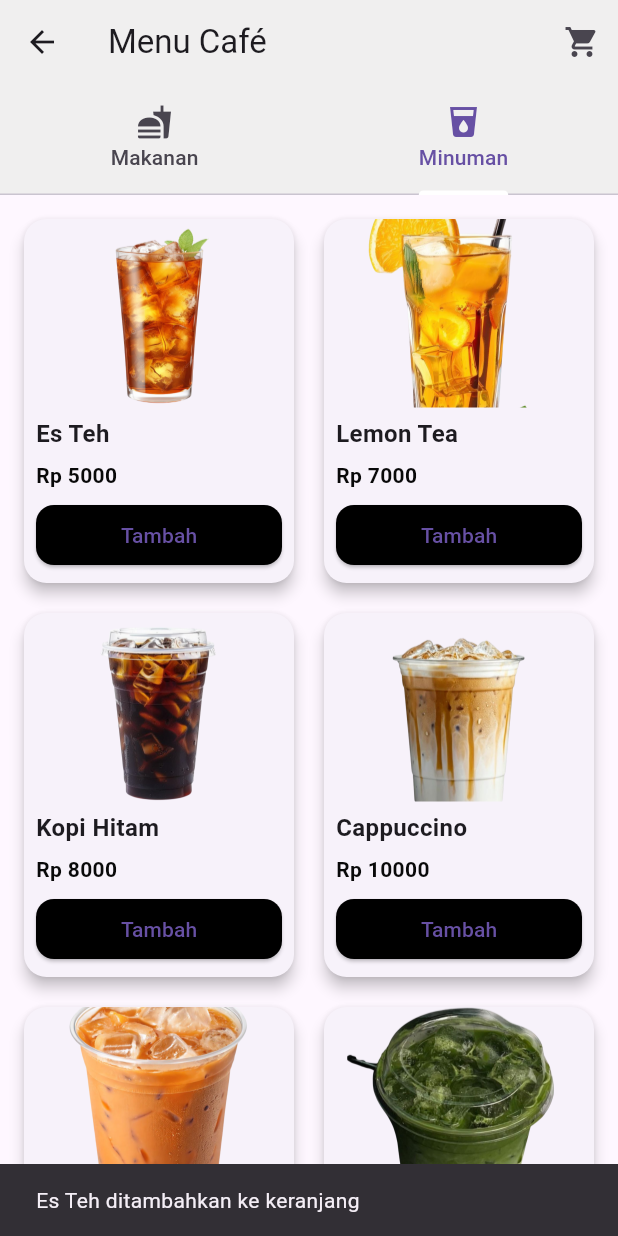
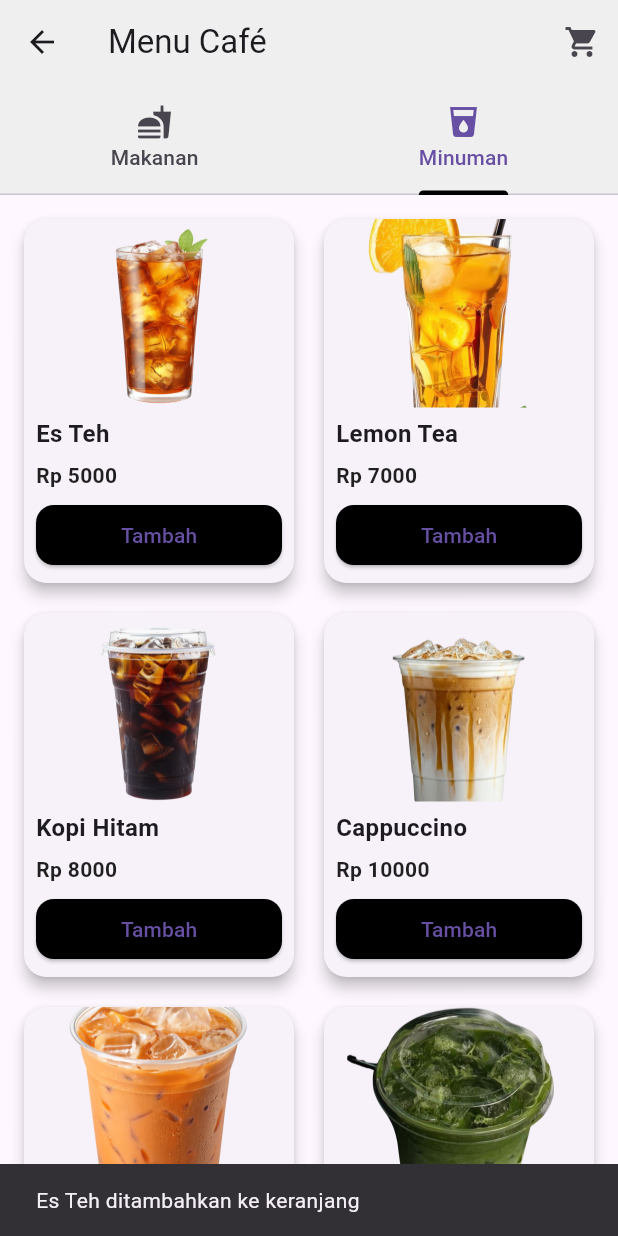
Before and after one commit to feliciaandaraaa/project.flutter, a Flutter app: the MenuPage screen opened directly, tab 2 chosen, after a tap on "Tambah", on a phone screen of 412 x 824 dp. Run offline on Flutter 3.47's test engine with Material 3 defaults, Android fonts, the phone set to English and light mode, and no system bars.

Commit message:
first commit

```diff
--- a/lib/main.dart
+++ b/lib/main.dart
@@ -1,5 +1,5 @@
 import 'package:flutter/material.dart';
-import 'splash_screen.dart';
+import 'pages/splash_screen.dart';
 
 void main() {
   runApp(const MyApp());
--- a/lib/menu_page.dart
+++ /dev/null
@@ -1,161 +0,0 @@
-import 'package:flutter/material.dart';
-import 'models/menu_item.dart';
-import 'cart_page.dart';
-
-// Global keranjang
-List<MenuItem> cart = [];
-
-class MenuPage extends StatelessWidget {
-  const MenuPage({super.key});
-
-  @override
-  Widget build(BuildContext context) {
-    return DefaultTabController(
-      length: 2, // ada 2 tab (Makanan & Minuman)
-      child: Scaffold(
-        appBar: AppBar(
-          title: const Text("Menu Café"),
-          backgroundColor: const Color.fromARGB(255, 240, 239, 239),
-          actions: [
-            IconButton(
-              icon: const Icon(Icons.shopping_cart),
-              onPressed: () => Navigator.push(
-                context,
-                MaterialPageRoute(builder: (_) => const CartPage()),
-              ),
-            ),
-          ],
-          bottom: const TabBar(
-            indicatorColor: Colors.white,
-            tabs: [
-              Tab(text: "Makanan", icon: Icon(Icons.fastfood)),
-              Tab(text: "Minuman", icon: Icon(Icons.local_drink)),
-            ],
-          ),
-        ),
-        body: const TabBarView(
-          children: [
-            FoodTab(),
-            DrinkTab(),
-          ],
-        ),
-      ),
-    );
-  }
-}
-
-class FoodTab extends StatelessWidget {
-  const FoodTab({super.key});
-
-  @override
-  Widget build(BuildContext context) {
-    var foodItems = menuItems.where((item) => item is Food).toList();
-
-    return GridView.builder(
-      padding: const EdgeInsets.all(12),
-      gridDelegate: const SliverGridDelegateWithFixedCrossAxisCount(
-        crossAxisCount: 2, // 2 kolom
-        crossAxisSpacing: 12,
-        mainAxisSpacing: 12,
-        childAspectRatio: 0.75,
-      ),
-      itemCount: foodItems.length,
-      itemBuilder: (context, index) {
-        var item = foodItems[index];
-        return _buildMenuCard(context, item);
-      },
-    );
-  }
-}
-
-class DrinkTab extends StatelessWidget {
-  const DrinkTab({super.key});
-
-  @override
-  Widget build(BuildContext context) {
-    var drinkItems = menuItems.where((item) => item is Drink).toList();
-
-    return GridView.builder(
-      padding: const EdgeInsets.all(12),
-      gridDelegate: const SliverGridDelegateWithFixedCrossAxisCount(
-        crossAxisCount: 2,
-        crossAxisSpacing: 12,
-        mainAxisSpacing: 12,
-        childAspectRatio: 0.75,
-      ),
-      itemCount: drinkItems.length,
-      itemBuilder: (context, index) {
-        var item = drinkItems[index];
-        return _buildMenuCard(context, item);
-      },
-    );
-  }
-}
-
-// Card untuk item menu
-Widget _buildMenuCard(BuildContext context, MenuItem item) {
-  return Card(
-    elevation: 4,
-    shape: RoundedRectangleBorder(
-      borderRadius: BorderRadius.circular(15),
-    ),
-    child: Column(
-      crossAxisAlignment: CrossAxisAlignment.stretch,
-      children: [
-        Expanded(
-          child: ClipRRect(
-            borderRadius: const BorderRadius.vertical(top: Radius.circular(15)),
-            child: Image.asset(
-              item.imagePath, // 🔥 ambil langsung dari model
-              fit: BoxFit.cover,
-              errorBuilder: (context, error, stackTrace) {
-                return Image.asset(
-                  "assets/images/food_placeholder.png", // fallback jika gambar error
-                  fit: BoxFit.cover,
-                );
-              },
-            ),
-          ),
-        ),
-        Padding(
-          padding: const EdgeInsets.symmetric(horizontal: 8, vertical: 6),
-          child: Text(
-            item.name,
-            style: const TextStyle(fontSize: 16, fontWeight: FontWeight.bold),
-          ),
-        ),
-        Padding(
-          padding: const EdgeInsets.symmetric(horizontal: 8),
-          child: Text(
-            "Rp ${item.price.toStringAsFixed(0)}",
-            style: const TextStyle(
-              fontSize: 14,
-              color: Color.fromARGB(255, 9, 9, 9),
-              fontWeight: FontWeight.w600,
-            ),
-          ),
-        ),
-        const SizedBox(height: 6),
-        Padding(
-          padding: const EdgeInsets.symmetric(horizontal: 8),
-          child: ElevatedButton(
-            onPressed: () {
-              cart.add(item);
-              ScaffoldMessenger.of(context).showSnackBar(
-                SnackBar(content: Text("${item.name} ditambahkan ke keranjang")),
-              );
-            },
-            style: ElevatedButton.styleFrom(
-              backgroundColor: const Color.fromARGB(255, 0, 0, 0),
-              shape: RoundedRectangleBorder(
-                borderRadius: BorderRadius.circular(12),
-              ),
-            ),
-            child: const Text("Tambah"),
-          ),
-        ),
-        const SizedBox(height: 8),
-      ],
-    ),
-  );
-}
--- a/lib/checkout_page.dart
+++ b/lib/pages/checkout_page.dart
@@ -1,6 +1,6 @@
 import 'package:flutter/material.dart';
 import 'menu_page.dart';
-import 'models/order.dart';
+import '../models/order.dart';
 
 class CheckoutPage extends StatefulWidget {
   const CheckoutPage({super.key});
--- a/lib/login_page.dart
+++ b/lib/pages/login_page.dart
@@ -1,7 +1,7 @@
 import 'package:flutter/material.dart';
 import 'home_page.dart';
 import 'register_page.dart';
-import 'models/user.dart';
+import '../models/user.dart';
 
 class LoginPage extends StatefulWidget {
   LoginPage({super.key});
--- /dev/null
+++ b/lib/pages/menu_page.dart
@@ -0,0 +1,110 @@
+import 'package:flutter/material.dart';
+import '../models/menu_item.dart';
+import '../widgets/menu_card.dart';
+
+// Global keranjang
+List<MenuItem> cart = [];
+
+class MenuPage extends StatelessWidget {
+  const MenuPage({super.key});
+
+  @override
+  Widget build(BuildContext context) {
+    return DefaultTabController(
+      length: 2, // ada 2 tab: makanan & minuman
+      child: Scaffold(
+        appBar: AppBar(
+          title: const Text("Menu Café"),
+          backgroundColor: const Color.fromARGB(255, 240, 239, 239),
+          actions: [
+            IconButton(
+              icon: const Icon(Icons.shopping_cart),
+              onPressed: () {
+                ScaffoldMessenger.of(context).showSnackBar(
+                  const SnackBar(content: Text("Keranjang masih kosong 😅")),
+                );
+              },
+            ),
+          ],
+          bottom: const TabBar(
+            indicatorColor: Colors.black,
+            tabs: [
+              Tab(text: "Makanan", icon: Icon(Icons.fastfood)),
+              Tab(text: "Minuman", icon: Icon(Icons.local_drink)),
+            ],
+          ),
+        ),
+        body: const TabBarView(
+          children: [
+            FoodTab(),
+            DrinkTab(),
+          ],
+        ),
+      ),
+    );
+  }
+}
+
+class FoodTab extends StatelessWidget {
+  const FoodTab({super.key});
+
+  @override
+  Widget build(BuildContext context) {
+    var foodItems = menuItems.where((item) => item is Food).toList();
+
+    return GridView.builder(
+      padding: const EdgeInsets.all(12),
+      gridDelegate: const SliverGridDelegateWithFixedCrossAxisCount(
+        crossAxisCount: 2,
+        crossAxisSpacing: 12,
+        mainAxisSpacing: 12,
+        childAspectRatio: 0.75,
+      ),
+      itemCount: foodItems.length,
+      itemBuilder: (context, index) {
+        var item = foodItems[index];
+        return MenuCard(
+          item: item,
+          onAdd: () {
+            cart.add(item);
+            ScaffoldMessenger.of(context).showSnackBar(
+              SnackBar(content: Text("${item.name} ditambahkan ke keranjang")),
+            );
+          },
+        );
+      },
+    );
+  }
+}
+
+class DrinkTab extends StatelessWidget {
+  const DrinkTab({super.key});
+
+  @override
+  Widget build(BuildContext context) {
+    var drinkItems = menuItems.where((item) => item is Drink).toList();
+
+    return GridView.builder(
+      padding: const EdgeInsets.all(12),
+      gridDelegate: const SliverGridDelegateWithFixedCrossAxisCount(
+        crossAxisCount: 2,
+        crossAxisSpacing: 12,
+        mainAxisSpacing: 12,
+        childAspectRatio: 0.75,
+      ),
+      itemCount: drinkItems.length,
+      itemBuilder: (context, index) {
+        var item = drinkItems[index];
+        return MenuCard(
+          item: item,
+          onAdd: () {
+            cart.add(item);
+            ScaffoldMessenger.of(context).showSnackBar(
+              SnackBar(content: Text("${item.name} ditambahkan ke keranjang")),
+            );
+          },
+        );
+      },
+    );
+  }
+}
--- a/lib/order_status_page.dart
+++ b/lib/pages/order_status_page.dart
@@ -1,5 +1,5 @@
 import 'package:flutter/material.dart';
-import 'models/order.dart';
+import '../models/order.dart';
 
 class OrderStatusPage extends StatelessWidget {
   const OrderStatusPage({super.key});
--- a/lib/register_page.dart
+++ b/lib/pages/register_page.dart
@@ -1,5 +1,5 @@
 import 'package:flutter/material.dart';
-import 'models/user.dart';
+import '../models/user.dart';
 
 class RegisterPage extends StatefulWidget {
   const RegisterPage({super.key});
--- a/lib/splash_screen.dart
+++ b/lib/pages/splash_screen.dart
@@ -53,12 +53,16 @@ class _SplashScreenState extends State<SplashScreen>
           child: Column(
             mainAxisAlignment: MainAxisAlignment.center,
             children: [
+              // 🔹 Logo
               Image.asset(
                 "assets/images/f.png",
                 width: 250,
                 height: 250,
               ),
+
               const SizedBox(height: 20),
+
+              // 🔹 Nama aplikasi
               const Text(
                 "aadr'sBilliard & Café",
                 style: TextStyle(
@@ -67,6 +71,14 @@ class _SplashScreenState extends State<SplashScreen>
                   color: Color.fromARGB(255, 0, 0, 0),
                 ),
               ),
+
+              const SizedBox(height: 40),
+
+              // 🔹 Loading indicator
+              const CircularProgressIndicator(
+                color: Colors.black, // bisa ubah warna di sini
+                strokeWidth: 3,
+              ),
             ],
           ),
         ),
--- /dev/null
+++ b/lib/widgets/menu_card.dart
@@ -0,0 +1,76 @@
+import 'package:flutter/material.dart';
+import '../models/menu_item.dart';
+
+class MenuCard extends StatelessWidget {
+  final MenuItem item;
+  final VoidCallback onAdd;
+
+  const MenuCard({
+    super.key,
+    required this.item,
+    required this.onAdd,
+  });
+
+  @override
+  Widget build(BuildContext context) {
+    return Card(
+      elevation: 4,
+      shape: RoundedRectangleBorder(
+        borderRadius: BorderRadius.circular(15),
+      ),
+      child: Column(
+        crossAxisAlignment: CrossAxisAlignment.stretch,
+        children: [
+          Expanded(
+            child: ClipRRect(
+              borderRadius: const BorderRadius.vertical(top: Radius.circular(15)),
+              child: Image.asset(
+                item.imagePath,
+                fit: BoxFit.cover,
+                errorBuilder: (context, error, stackTrace) {
+                  return Image.asset(
+                    "assets/images/food_placeholder.png",
+                    fit: BoxFit.cover,
+                  );
+                },
+              ),
+            ),
+          ),
+          Padding(
+            padding: const EdgeInsets.symmetric(horizontal: 8, vertical: 6),
+            child: Text(
+              item.name,
+              style: const TextStyle(fontSize: 16, fontWeight: FontWeight.bold),
+            ),
+          ),
+          Padding(
+            padding: const EdgeInsets.symmetric(horizontal: 8),
+            child: Text(
+              "Rp ${item.price.toStringAsFixed(0)}",
+              style: const TextStyle(
+                fontSize: 14,
+                color: Colors.black87,
+                fontWeight: FontWeight.w600,
+              ),
+            ),
+          ),
+          const SizedBox(height: 6),
+          Padding(
+            padding: const EdgeInsets.symmetric(horizontal: 8),
+            child: ElevatedButton(
+              onPressed: onAdd,
+              style: ElevatedButton.styleFrom(
+                backgroundColor: Colors.black,
+                shape: RoundedRectangleBorder(
+                  borderRadius: BorderRadius.circular(12),
+                ),
+              ),
+              child: const Text("Tambah"),
+            ),
+          ),
+          const SizedBox(height: 8),
+        ],
+      ),
+    );
+  }
+}
--- a/pubspec.yaml
+++ b/pubspec.yaml
@@ -10,6 +10,7 @@ dependencies:
   flutter:
     sdk: flutter
   cupertino_icons: ^1.0.8
+  getwidget: ^4.0.0
 
 dev_dependencies:
   flutter_test:
```
Also changed, not shown: lib/pages/booking_page.dart (renamed from lib/booking_page.dart), lib/pages/cart_page.dart (renamed from lib/cart_page.dart), lib/pages/home_page.dart (line endings or trailing spaces), pubspec.lock.
